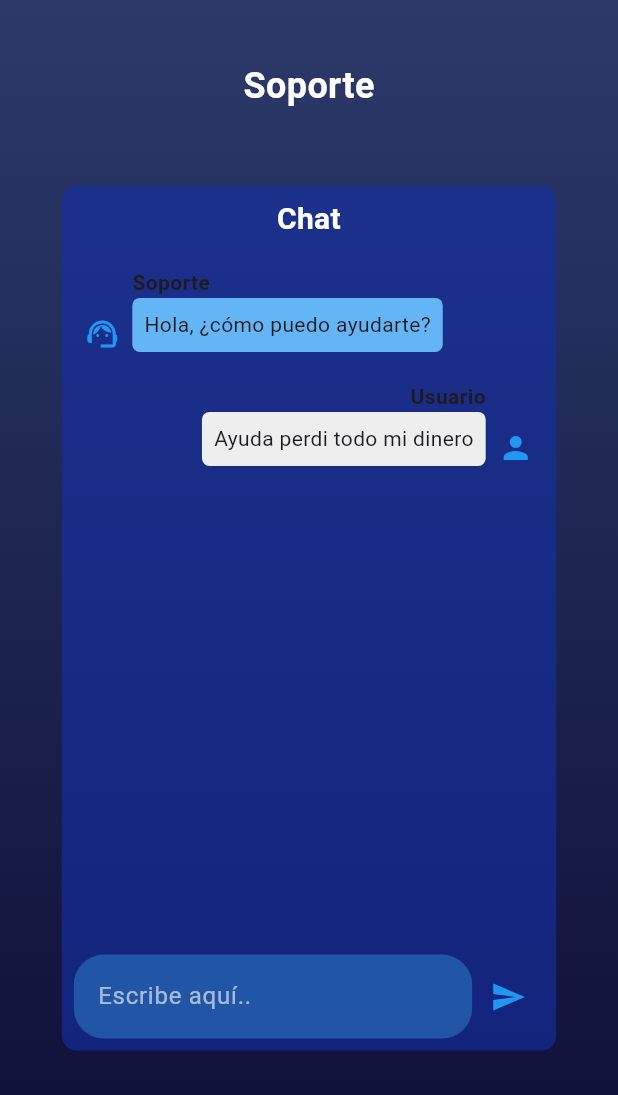
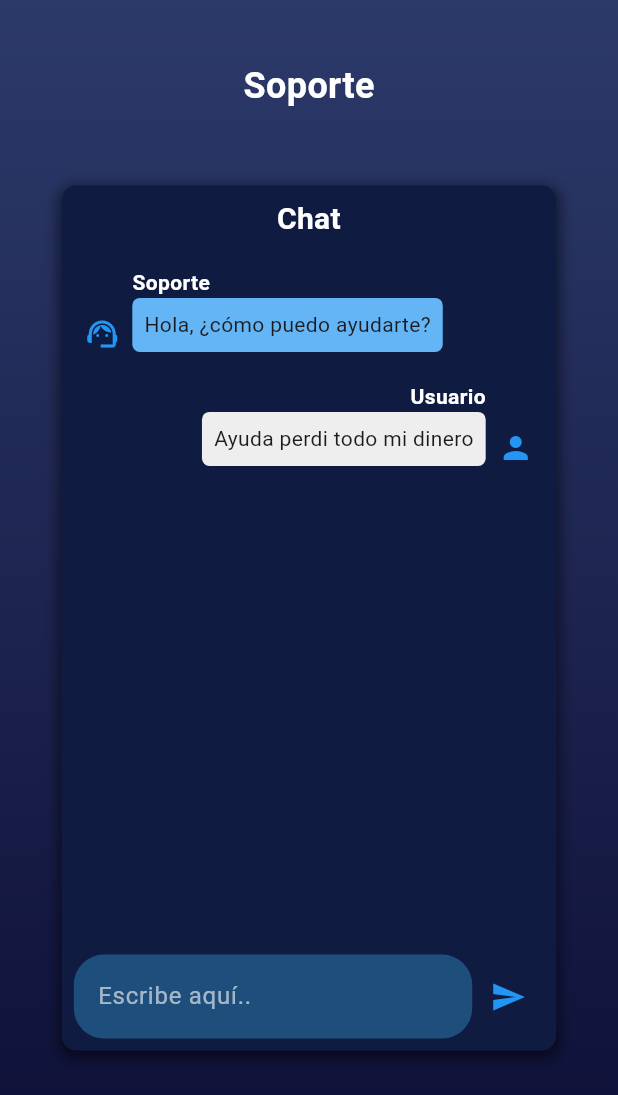
Before and after one commit to Diegdary/CryptoSportBetting, a Flutter app: the Suport screen opened directly, on a phone screen of 412 x 824 dp. Shown: the top 1095 px of the screen. Run offline on Flutter 3.47's test engine with Material 3 defaults, Android fonts, the phone set to English and light mode, and no system bars; our stand-ins replace persistent_bottom_nav_bar.

Commit message:
avances deposito y cambio de color en soporte

```diff
--- a/lib/Screens/Support.dart
+++ b/lib/Screens/Support.dart
@@ -41,9 +41,19 @@ class Suport extends StatelessWidget {
                 width: MediaQuery.of(context).size.width * 0.80,
                 height: MediaQuery.of(context).size.height * 0.7,
                 decoration: BoxDecoration(
-                  color: Color.fromARGB(255, 20, 47, 168).withOpacity(0.6),
-                  borderRadius: BorderRadius.circular(10),
-                ),
+                    color: Color.fromARGB(255, 16, 27, 66),
+                    borderRadius: BorderRadius.circular(10),
+                    boxShadow: [
+                      BoxShadow(
+                        color:
+                            Colors.black.withOpacity(0.5), // Color de la sombra
+                        spreadRadius: 2, // Extensión de la sombra
+                        blurRadius: 7, // Desenfoque de la sombra
+                        offset:
+                            Offset(0, 3), // Cambios de posición de la sombra
+                      ),
+                    ],
+                  ),
                 child: Column(
                   crossAxisAlignment: CrossAxisAlignment.stretch,
                   children: <Widget>[
@@ -113,7 +123,7 @@ class _ChatVisualState extends State<ChatVisual> {
                       children: [
                         Text(
                           mensaje.esSoporte ? 'Soporte' : 'Usuario',
-                          style: TextStyle(fontWeight: FontWeight.bold),
+                          style: TextStyle(fontWeight: FontWeight.bold, color: Colors.white),
                         ),
                         Container(
                           decoration: BoxDecoration(
```
